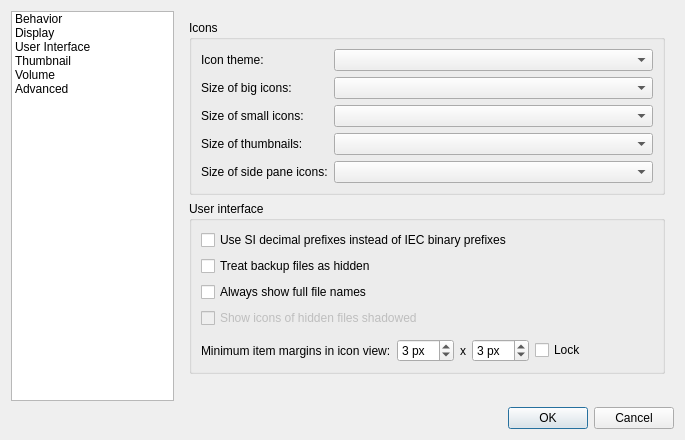
Above: pcmanfm/preferences.ui from lxqt/pcmanfm-qt before the change. Below: the same form after it.
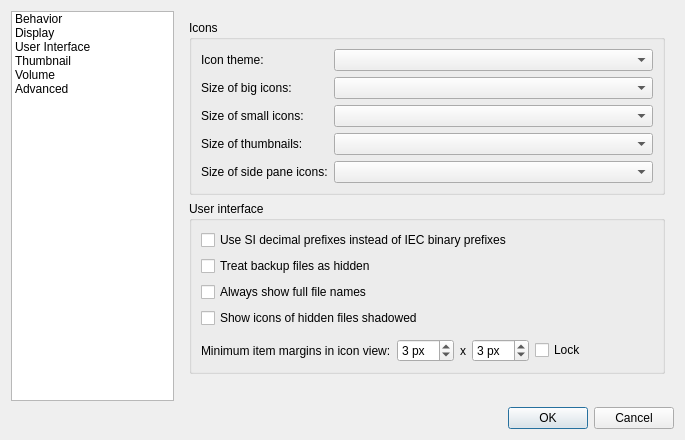
That is the form after the change. The open tabs and pages were chosen to show the change. Icons and pictures are not drawn.

Patch:
```diff
--- a/pcmanfm/preferences.ui
+++ b/pcmanfm/preferences.ui
@@ -349,8 +349,8 @@
             </item>
             <item row="3" column="0" colspan="6">
              <widget class="QCheckBox" name="shadowHidden">
-              <property name="enabled">
-               <bool>false</bool>
+              <property name="toolTip">
+               <string>Requires application restart to take effect completely</string>
               </property>
               <property name="text">
                <string>Show icons of hidden files shadowed</string>
```
